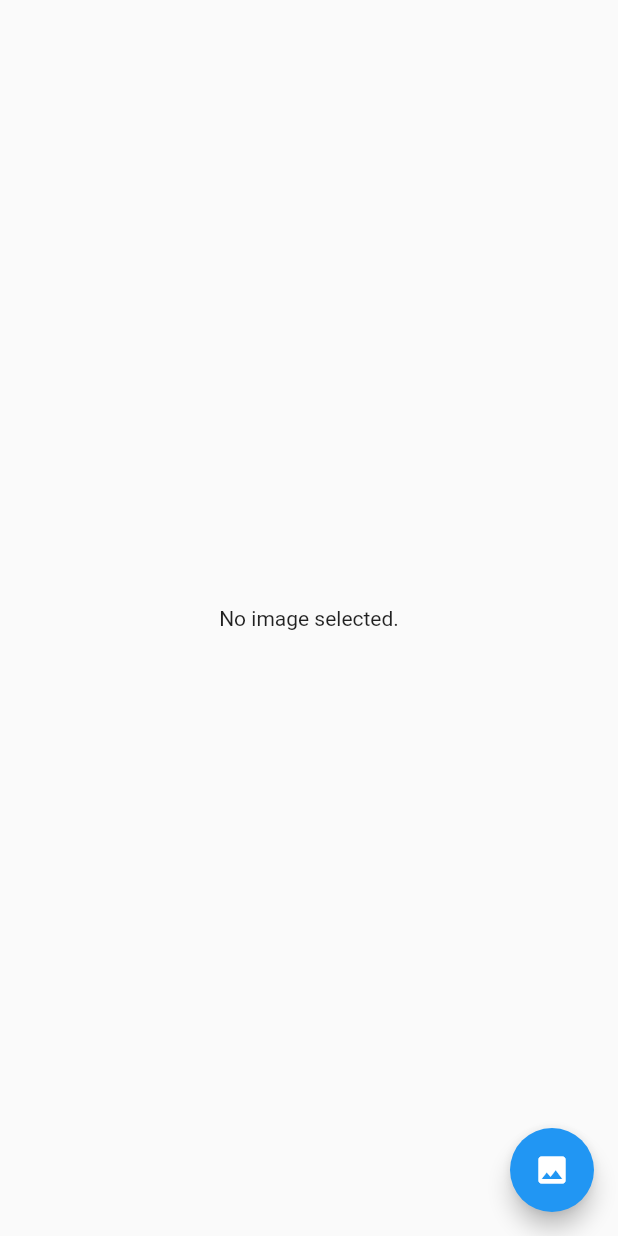
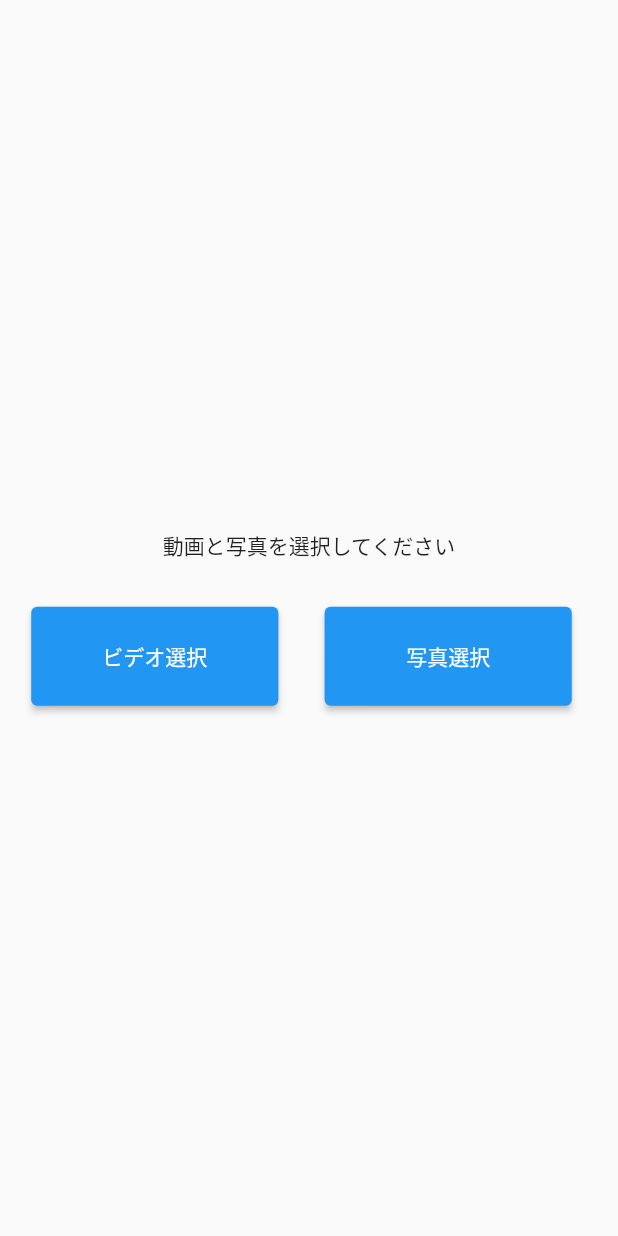
Before and after one commit to KitagawaFuuga/UmaGacha, a Flutter app: the screen it shows after launch, on a phone screen of 412 x 824 dp. Run offline on Flutter 3.47's test engine with Material 2 defaults, Android fonts, the phone set to English and light mode, and no system bars; our stand-ins replace bubble, chewie, image_picker, video_player.

Commit message:
'写真選択を出来るようにしました'

```diff
--- a/lib/getmove.dart
+++ b/lib/getmove.dart
@@ -15,44 +15,96 @@ class MyHomePage extends StatefulWidget {
 
 class _MyHomePageState extends State<MyHomePage> {
   VideoPlayerController? _videoPlayerController;
+  File? _video;
   File? _image;
   final ImagePicker picker = ImagePicker();
+  bool ones = false;
+  bool imagechange = false;
+  bool videochange = false;
 
-  Future _getImage() async {
+  Future screenchange(VideoPlayerController? getVideo) async {
+    if(imagechange && videochange){
+      Navigator.push(
+        context,
+        MaterialPageRoute(builder: (context) => runGatya(movie: getVideo,image: _image)),
+      );
+    }
+  }
+
+  Future _getVideo() async {
     final pickedFile = await picker.getVideo(source: ImageSource.camera);
 
     setState(() {
+      videochange = true;
+      if (pickedFile != null) {
+        _video = File(pickedFile.path);
+        _videoPlayerController = VideoPlayerController.file(_video!);
+        screenchange(this._videoPlayerController);
+      } else {
+        print('No video selected.');
+      }
+    });
+  }
+
+  Future _getImage() async {
+    final pickedFile = await picker.getImage(source: ImageSource.camera);
+
+    setState(() {
+      imagechange = true;
       if (pickedFile != null) {
         _image = File(pickedFile.path);
-        _videoPlayerController = VideoPlayerController.file(_image!);
+        screenchange(_videoPlayerController);
       } else {
-        print('No image selected.');
+        print('No video selected.');
       }
     });
-    Navigator.push(
-      context,
-      MaterialPageRoute(builder: (context) => runGatya(movie: _videoPlayerController)),
-    );
-
   }
 
   @override
   Widget build(BuildContext context) {
+    var deviceheight = MediaQuery.of(context).size.height;
+    var devicewidth = MediaQuery.of(context).size.width;
     return Scaffold(
       body: Center(
-        child: _videoPlayerController == null
-        ? const Text('No image selected.')
-        : AspectRatio(
-            aspectRatio: _videoPlayerController!.value.aspectRatio,
-            // 動画を表示
-            child: VideoPlayer(_videoPlayerController!),
-        ),
-      ),
-      floatingActionButton: FloatingActionButton(
-        onPressed: () {
-          _getImage();
-        },
-        child: const Icon(Icons.image),
+        child: Column(
+          mainAxisSize: MainAxisSize.min,
+          children: [
+            Text('動画と写真を選択してください'),
+            Row(
+              mainAxisAlignment: MainAxisAlignment.spaceEvenly,
+              children: [
+                Container(
+                  margin: EdgeInsets.only(right: 10,top: 30),
+                  height: deviceheight * 0.08,
+                  width: devicewidth * 0.4,
+                  child: ElevatedButton(
+                    onPressed: () => {
+                      _getVideo(),
+                    },
+                    style: ElevatedButton.styleFrom(
+                      primary: videochange ? Colors.red : Colors.blue
+                    ),
+                    child: Text('ビデオ選択'),
+                  ),
+                ),
+                Container(
+                  margin: EdgeInsets.only(right: 10,top: 30),
+                  height: deviceheight * 0.08,
+                  width: devicewidth * 0.4,
+                  child: ElevatedButton(
+                    onPressed: () => {
+                      _getImage(),
+                    },
+                    style: ElevatedButton.styleFrom(
+                      primary: imagechange ? Colors.red : Colors.blue
+                    ),
+                    child: Text('写真選択'),
+                  ),
+                )
+              ],
+            )
+          ],
+        )
       ),
     );
   }
```
Also changed, not shown: lib/Dialog.dart (+7 -6 lines), lib/SingleGtya.dart (+5 -3 lines), lib/tengacha.dart (+6 -4 lines), lib/toppage.dart (+17 -8 lines), assets/images/public.jpg (added).
